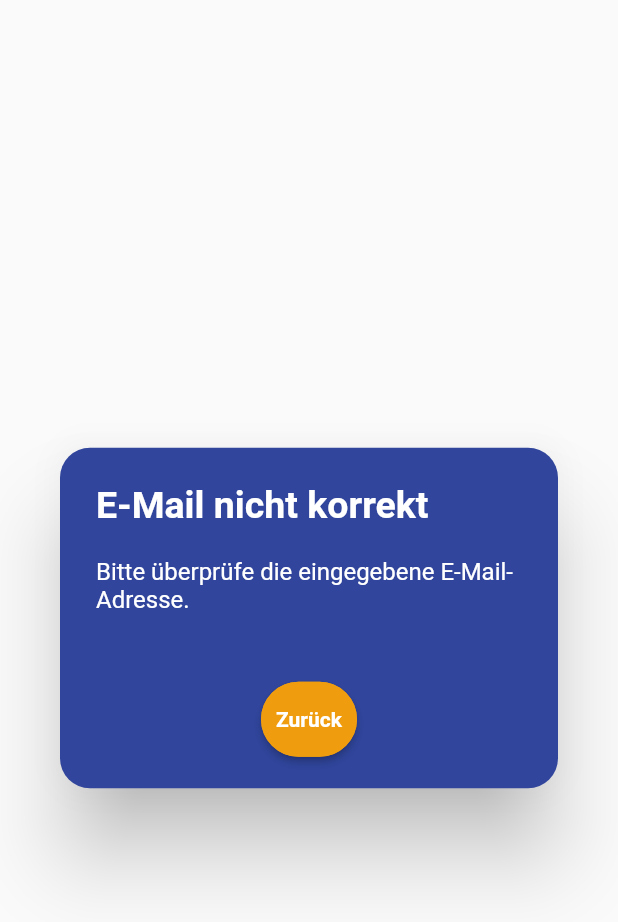
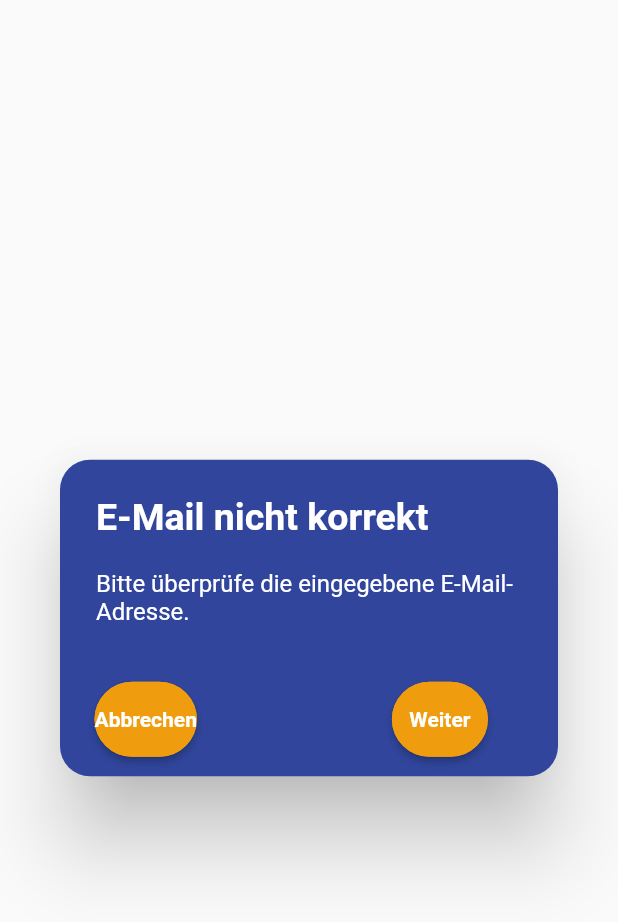
Before and after one commit to arsomesan/JoMa, a Flutter app: the PopUpAlert widget shown alone on an empty page, opened directly, on a phone screen of 412 x 824 dp. Shown: the top 922 px of the screen. Run offline on Flutter 3.47's test engine with Material 2 defaults, Android fonts, the phone set to English and light mode, and no system bars; our stand-ins replace animated_splash_screen, carousel_slider, flutter_map, flutter_svg, flutter_svg_provider, font_awesome_flutter and 3 more; accounts and stored records are empty; network calls fail.

Commit message:
popup can pop() context now

```diff
--- a/lib/materials/pop_up.dart
+++ b/lib/materials/pop_up.dart
@@ -7,44 +7,34 @@ import 'package:joma/materials/button.dart';
 class PopUpAlert extends StatelessWidget {
   final String title;
   final String content;
-  final Widget route;
+  final BuildContext context;
   final Widget current;
 
   PopUpAlert({
     required this.title,
     required this.content,
-    required this.route,
+    required this.context,
     required this.current,
   });
 
-  Widget continueButton(Widget route) => TextButton(
-    child: Container(
+  Widget continueButton(BuildContext context) => Container(
       alignment: Alignment.center,
       child: AppButton(text: "Weiter",
           color: AppColors().darkSecondaryColor,
           onPressed: () {
-            Get.off(() => route);
+            Navigator.of(context, rootNavigator: true).pop();
           }
       ),
-    ),
-        onPressed: () {
-          Get.off(() => route);
-        },
       );
 
-  Widget cancelButton(Widget current) => TextButton(
-        child: Container(
+  Widget cancelButton(Widget current) => Container(
           alignment: Alignment.center,
-          child: AppButton(text: "Zurück",
+          child: AppButton(text: "Abbrechen",
               color: AppColors().darkSecondaryColor,
               onPressed: () {
                 Get.off(() => current);
               }
           ),
-        ),
-        onPressed: () {
-          Get.off(() => current);
-        },
       );
 
   @override
@@ -52,7 +42,7 @@ class PopUpAlert extends StatelessWidget {
     return AlertDialog(
       title: Text(
         this.title,
-        style: TextStyle(
+        style: const TextStyle(
             fontFamily: AppFont.mainFont,
             fontSize: 25,
             fontWeight: FontWeight.bold,
@@ -61,10 +51,15 @@ class PopUpAlert extends StatelessWidget {
       ),
       backgroundColor: AppColors().darkPrimaryColor,
       shape: RoundedRectangleBorder(borderRadius: BorderRadius.circular(20.0)),
-      actions: [cancelButton(current)],
+      actions: [Row(
+        children: [cancelButton(current),
+          SizedBox(width: 100),
+          continueButton(context)
+        ],
+      )],
       content: Text(
         this.content,
-        style: TextStyle(
+        style: const TextStyle(
             fontFamily: AppFont.mainFont,
             fontSize: 16,
             color: Colors.white
--- a/lib/screens/screen_profil_settings.dart
+++ b/lib/screens/screen_profil_settings.dart
@@ -540,7 +540,7 @@ class _ScreenProfilSettingsState extends State<ScreenProfilSettings> {
                                     EmailController.text;
                               } else {
                                 showDialog(context: context,
-                                    builder: (context) => PopUpAlert(title: "E-Mail nicht korrekt", content: "Bitte überprüfe die eingegebene E-Mail-Adresse.", route: ProfilData(), current: ScreenProfilSettings())
+                                    builder: (context) => PopUpAlert(title: "E-Mail nicht korrekt", content: "Bitte überprüfe die eingegebene E-Mail-Adresse.", current: ProfilData(), context: context)
                                 );
                               }
                             }
```
